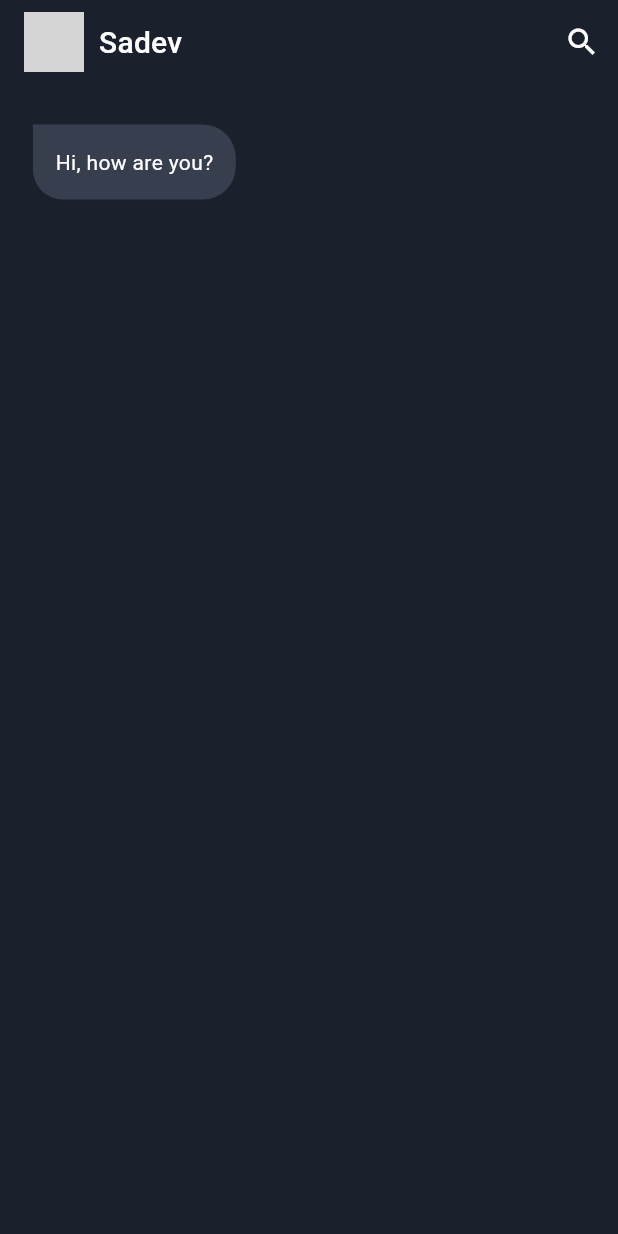
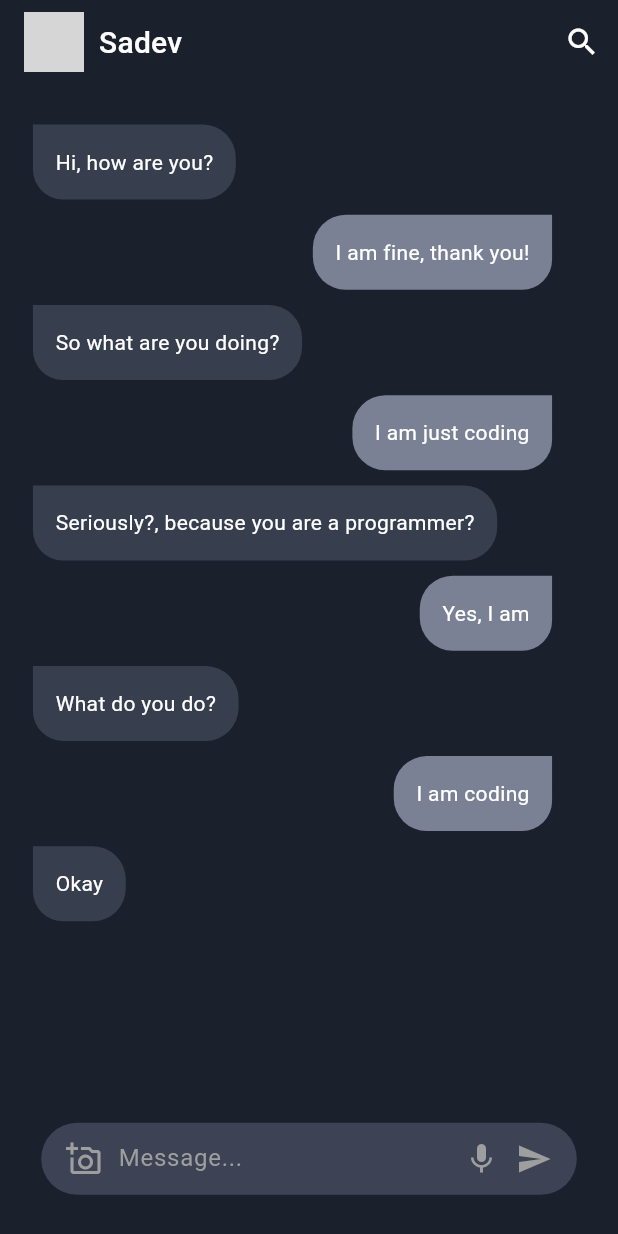
Before and after one commit to R-salton/dropit, a Flutter app: the screen it shows after launch, on a phone screen of 412 x 824 dp. Run offline on Flutter 3.47's test engine with Material 3 defaults, Android fonts, the phone set to English and light mode, and no system bars; our stand-ins replace flutter_screenutil, google_fonts; network calls fail; grey boxes are pictures that could not be loaded.

Commit message:
Chatting page

```diff
--- a/lib/core/chat_page.dart
+++ b/lib/core/chat_page.dart
@@ -33,8 +33,17 @@ class ChatPage extends StatelessWidget {
             padding: EdgeInsets.all(20.w),
             children: [
               _buildReceivedMessage(context,"Hi, how are you?"),
+              _buildSentMessage(context,"I am fine, thank you!"),
+              _buildReceivedMessage(context,"So what are you doing?"),
+              _buildSentMessage(context,"I am just coding"),
+              _buildReceivedMessage(context,"Seriously?, because you are a programmer?"),
+              _buildSentMessage(context,"Yes, I am"),
+              _buildReceivedMessage(context,"What do you do?"),
+              _buildSentMessage(context,"I am coding"),
+              _buildReceivedMessage(context,"Okay"),
             ]
-          ),)
+          ),),
+          _buildMessageInput(context,"Message..."),
         ],
       ),
     );
@@ -57,4 +66,67 @@ class ChatPage extends StatelessWidget {
       ),
     );
   }
+
+Widget _buildSentMessage(BuildContext context, String message) {
+    return Align(
+      alignment: Alignment.topRight,
+      child: Container(
+        margin: EdgeInsets.only(bottom: 5.h,top: 5.h,right: 20.w),
+        padding: const EdgeInsets.all(15),
+        decoration: BoxDecoration(
+          color: DefaultColors.senderMessage,
+          borderRadius: BorderRadius.only(topLeft: Radius.circular(20.w),bottomLeft: Radius.circular(20.w),bottomRight: Radius.circular(20..w),topRight: Radius.circular(0.w)),
+        ),
+        child: Text(
+          message,
+          style: Theme.of(context).textTheme.bodyMedium,
+        ),
+      ),
+    );
+  }
+
+Widget _buildMessageInput(BuildContext context, String message) {
+    return Container(
+      margin: EdgeInsets.all(25.w),
+      padding: EdgeInsets.symmetric(horizontal: 15.w),
+      decoration: BoxDecoration(
+        color: DefaultColors.sentMessageInput,
+        borderRadius: BorderRadius.circular(30.r),
+      ),
+      child: Row(
+        children: [
+          GestureDetector(
+            onTap: () {},
+            child: Icon(Icons.add_a_photo_outlined,color: Colors.grey,),
+          ),
+          SizedBox(width: 10.w,),
+          Expanded(
+            child: TextField(
+              decoration: InputDecoration(
+                hintText: message,
+                hintStyle: TextStyle(color: Colors.grey),
+                border: InputBorder.none,
+              ),
+              style:TextStyle(color: Colors.white),
+            ),
+
+          ),
+
+                SizedBox(width: 10.w,),
+
+          GestureDetector(
+            onTap: () {},
+            child: Icon(Icons.mic,color: Colors.grey,),
+          ),
+          SizedBox(width: 10.w,),
+          GestureDetector(
+            onTap: () {},
+            child: Icon(Icons.send,color: Colors.grey,),
+          ),
+
+        ],
+      ),
+    );
+  }
+
 }
```
